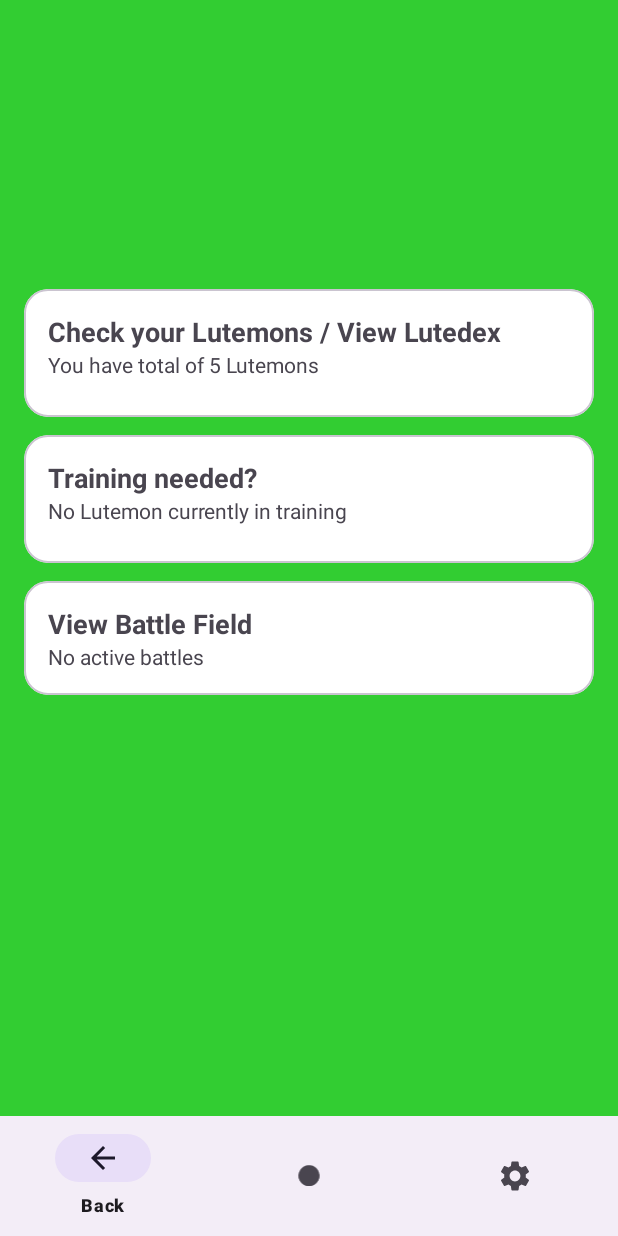
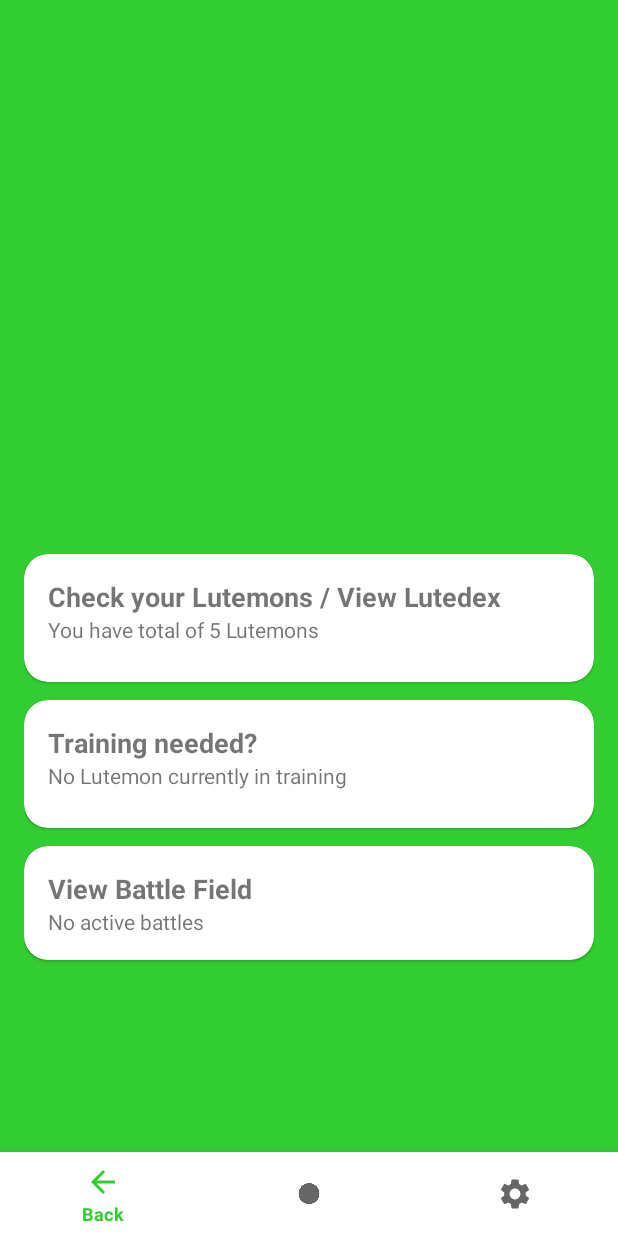
Before and after one commit to avaneepk/Java_Project_Lutemons, an Android app: the layout activity_home.xml on its own in the app's theme, with its tools: preview values and no code run, on a phone screen of 412 x 824 dp. Run offline under Robolectric (Android 15) with nearby library versions, the phone set to English and light mode, and no system bars.

Commit message:
made everything work now

```diff
--- a/app/src/main/java/com/example/javaprojectlutemons/LoadingActivity.java
+++ b/app/src/main/java/com/example/javaprojectlutemons/LoadingActivity.java
@@ -1,4 +1,4 @@
-package com.example.lutemon;
+package com.example.javaprojectlutemons;
 
 import android.content.Intent;
 import android.os.Bundle;
--- a/app/src/main/java/com/example/javaprojectlutemons/SplashActivity.java
+++ b/app/src/main/java/com/example/javaprojectlutemons/SplashActivity.java
@@ -1,4 +1,4 @@
-package com.example.lutemon;
+package com.example.javaprojectlutemons;
 
 import android.content.Intent;
 import android.os.Bundle;
--- a/app/src/main/res/layout/activity_home.xml
+++ b/app/src/main/res/layout/activity_home.xml
@@ -8,10 +8,9 @@
 
     <com.google.android.material.appbar.MaterialToolbar
         android:id="@+id/topAppBar"
-        style="?attr/materialToolbarStyle"
         android:layout_width="match_parent"
         android:layout_height="wrap_content"
-        android:title="Home" />
+        android:title="@string/home_title" />
 
     <androidx.core.widget.NestedScrollView
         android:layout_width="match_parent"
@@ -59,7 +58,7 @@
                 <TextView
                     android:layout_width="match_parent"
                     android:layout_height="wrap_content"
-                    android:text="Check your Lutemons / View Lutedex"
+                    android:text="@string/lutedex_card_title"
                     android:textSize="18sp"
                     android:textStyle="bold" />
 
@@ -67,7 +66,7 @@
                     android:id="@+id/status_lutedex"
                     android:layout_width="match_parent"
                     android:layout_height="wrap_content"
-                    android:text="You have total of 5 Lutemons" />
+                    android:text="@string/lutedex_card_status" />
             </LinearLayout>
         </com.google.android.material.card.MaterialCardView>
 
@@ -89,7 +88,7 @@
                 <TextView
                     android:layout_width="match_parent"
                     android:layout_height="wrap_content"
-                    android:text="Training needed?"
+                    android:text="@string/training_card_title"
                     android:textSize="18sp"
                     android:textStyle="bold" />
 
@@ -97,7 +96,7 @@
                     android:id="@+id/status_training"
                     android:layout_width="match_parent"
                     android:layout_height="wrap_content"
-                    android:text="No Lutemon currently in training" />
+                    android:text="@string/training_card_status" />
             </LinearLayout>
         </com.google.android.material.card.MaterialCardView>
 
@@ -118,7 +117,7 @@
                 <TextView
                     android:layout_width="match_parent"
                     android:layout_height="wrap_content"
-                    android:text="View Battle Field"
+                    android:text="@string/battle_card_title"
                     android:textSize="18sp"
                     android:textStyle="bold" />
 
@@ -126,7 +125,7 @@
                     android:id="@+id/status_battle"
                     android:layout_width="match_parent"
                     android:layout_height="wrap_content"
-                    android:text="No active battles" />
+                    android:text="@string/battle_card_status" />
 
             </LinearLayout>
         </com.google.android.material.card.MaterialCardView>
--- /dev/null
+++ b/app/src/main/res/values/ids.xml
@@ -0,0 +1,4 @@
+<?xml version="1.0" encoding="utf-8"?>
+<resources>
+    <item name="btn_close_game" type="id" />
+</resources>
--- a/app/src/main/res/values/strings.xml
+++ b/app/src/main/res/values/strings.xml
@@ -1,3 +1,13 @@
 <resources>
     <string name="app_name">Java Project Lutemons</string>
+    <string name="lutemon_title">Lutemon</string>
+    <string name="lutemon_subtitle">a student game</string>
+    <string name="logo_content_description">Lutemon logo</string>
+    <string name="home_title">Home</string>
+    <string name="lutedex_card_title">Check your Lutemons / View Lutedex</string>
+    <string name="lutedex_card_status">You have total of 5 Lutemons</string>
+    <string name="training_card_title">Training needed?</string>
+    <string name="training_card_status">No Lutemon currently in training</string>
+    <string name="battle_card_title">View Battle Field</string>
+    <string name="battle_card_status">No active battles</string>
 </resources>
--- /dev/null
+++ b/app/src/main/res/values/styles.xml
@@ -0,0 +1,11 @@
+<resources>
+    <style name="Theme.JavaProjectLutemons" parent="Theme.MaterialComponents.DayNight.DarkActionBar">
+        <!-- Customize your theme here. -->
+        <item name="colorPrimary">@color/lutemon_green</item>
+        <item name="colorPrimaryVariant">@color/lutemon_accent</item>
+        <item name="colorOnPrimary">@color/lutemon_black</item>
+        <item name="colorSecondary">@color/lutemon_accent</item>
+        <item name="colorOnSecondary">@color/lutemon_black</item>
+        <item name="android:statusBarColor">@color/lutemon_green</item>
+    </style>
+</resources>
--- a/app/src/main/res/values/themes.xml
+++ /dev/null
@@ -1,9 +0,0 @@
-<resources xmlns:tools="http://schemas.android.com/tools">
-    <!-- Base application theme. -->
-    <style name="Base.Theme.JavaProjectLutemons" parent="Theme.Material3.DayNight.NoActionBar">
-        <!-- Customize your light theme here. -->
-        <!-- <item name="colorPrimary">@color/my_light_primary</item> -->
-    </style>
-
-    <style name="Theme.JavaProjectLutemons" parent="Base.Theme.JavaProjectLutemons" />
-</resources>
```
Also changed, not shown: app/src/main/AndroidManifest.xml (+25 -2 lines), app/src/main/java/com/example/javaprojectlutemons/BattleFieldActivity.java (+0 -20 lines), app/src/main/java/com/example/javaprojectlutemons/HomeActivity.java (+1 -30 lines), app/src/main/java/com/example/javaprojectlutemons/LutedexActivity.java (+0 -45 lines), app/src/main/java/com/example/javaprojectlutemons/SettingsActivity.java (+1 -14 lines), app/src/main/java/com/example/javaprojectlutemons/TrainingActivity.java (+0 -20 lines), app/src/main/res/layout/activity_splash.xml (+9 -9 lines).
